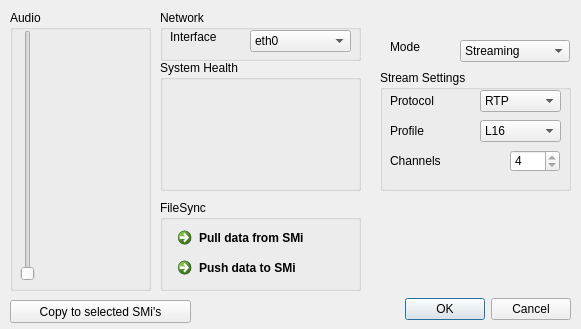
Before: the Qt Designer form MINT/gui/UIs/SMconfig.ui in iem-projects/WILMAmix, drawn with Qt 5.
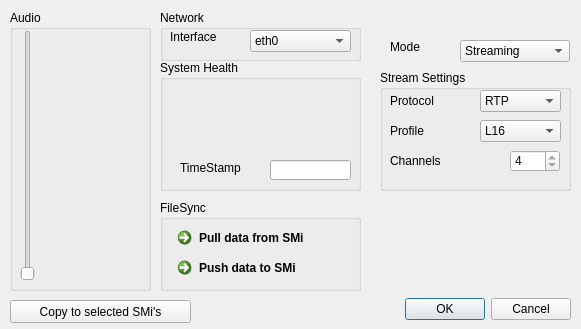
After: the same form once the commit is applied. Custom widgets are drawn as their Qt base class.

Commit message:
added timestamp field
its a QLabel, as we want to display 32bit unsigned integers
(up to 0xFFFFFFFF)

Diff of the .ui file:
```diff
--- a/MINT/gui/UIs/SMconfig.ui
+++ b/MINT/gui/UIs/SMconfig.ui
@@ -153,10 +153,45 @@
       <x>10</x>
       <y>20</y>
       <width>181</width>
-      <height>101</height>
+      <height>81</height>
      </rect>
     </property>
    </widget>
+   <widget class="QLabel" name="label_timestamp">
+    <property name="geometry">
+     <rect>
+      <x>20</x>
+      <y>100</y>
+      <width>71</width>
+      <height>16</height>
+     </rect>
+    </property>
+    <property name="text">
+     <string>TimeStamp</string>
+    </property>
+   </widget>
+   <widget class="QLineEdit" name="timestamp">
+    <property name="geometry">
+     <rect>
+      <x>110</x>
+      <y>100</y>
+      <width>81</width>
+      <height>20</height>
+     </rect>
+    </property>
+    <property name="frame">
+     <bool>true</bool>
+    </property>
+    <property name="alignment">
+     <set>Qt::AlignRight|Qt::AlignTrailing|Qt::AlignVCenter</set>
+    </property>
+    <property name="readOnly">
+     <bool>true</bool>
+    </property>
+    <property name="placeholderText">
+     <string notr="true"/>
+    </property>
+   </widget>
   </widget>
   <widget class="QWidget" name="frame_Mode" native="true">
    <property name="geometry">
```
